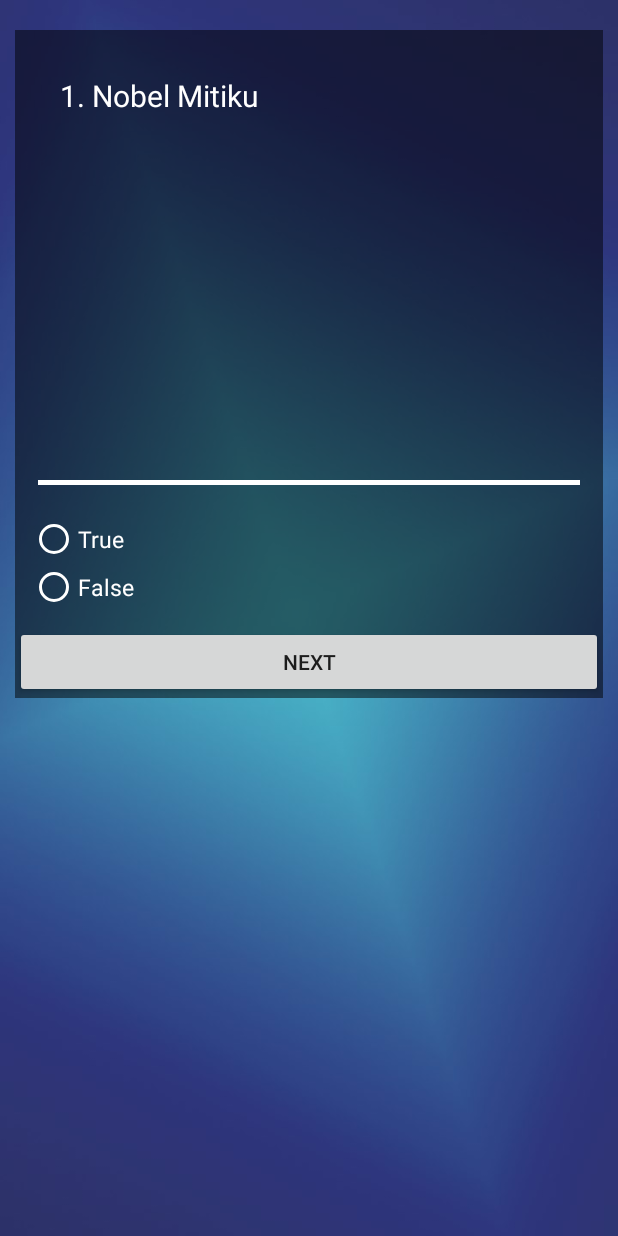
After one commit to MBTIS/mbtis, an Android app: the Test screen opened directly, with no data from a screen before it, on a phone screen of 412 x 824 dp. The commit adds this screen. Run offline under Robolectric (Android 15) with nearby library versions, the phone set to English and light mode, and no system bars.

Commit message:
Trying to add radio button functionality

```diff
--- a/app/src/main/AndroidManifest.xml
+++ b/app/src/main/AndroidManifest.xml
@@ -9,7 +9,8 @@
         android:roundIcon="@mipmap/icon"
         android:supportsRtl="true"
         android:theme="@style/AppTheme">
-        <activity android:name=".Home"></activity>
+        <activity android:name=".Test"></activity>
+        <activity android:name=".Home" />
         <activity android:name=".MainActivity">
             <intent-filter>
                 <action android:name="android.intent.action.MAIN" />
--- a/app/src/main/java/com/example/mobileproject/Home.java
+++ b/app/src/main/java/com/example/mobileproject/Home.java
@@ -2,6 +2,7 @@ package com.example.mobileproject;
 
 import androidx.appcompat.app.AppCompatActivity;
 
+import android.content.Intent;
 import android.os.Bundle;
 import android.view.View;
 
@@ -17,11 +18,14 @@ public class Home extends AppCompatActivity {
     }
 
     public void test(View view) {
+        startActivity(new Intent(Home.this, Test.class));
     }
+
 
     @Override
     protected void onCreate(Bundle savedInstanceState) {
         super.onCreate(savedInstanceState);
         setContentView(R.layout.activity_home);
     }
+
 }
--- a/app/src/main/java/com/example/mobileproject/MainActivity.java
+++ b/app/src/main/java/com/example/mobileproject/MainActivity.java
@@ -25,7 +25,7 @@ public class MainActivity extends AppCompatActivity {
                 startActivity(intent);
                 finish();
             }
-        }, 4000);
+        }, 1000);
 
     }
 
--- /dev/null
+++ b/app/src/main/java/com/example/mobileproject/Test.java
@@ -0,0 +1,72 @@
+package com.example.mobileproject;
+
+import androidx.appcompat.app.AppCompatActivity;
+
+import android.os.Bundle;
+import android.view.View;
+import android.widget.Button;
+import android.widget.RadioButton;
+import android.widget.TextView;
+import android.widget.Toast;
+
+public class Test extends AppCompatActivity {
+    String [] question={
+            "Nobel Mitiku",
+            "Yonatan Abera",
+            "Kaleabe Seifu"
+    };
+     String [][] choice={
+            {"True","False"},
+            {"Yes", "No"},
+             {"0", "1"}
+
+    };
+
+     int [] userAnswer;
+
+    public TextView questions;
+    public RadioButton answerA;
+    public RadioButton answerB;
+    public int questionNumber;
+
+
+    public void nextButton(View view){
+
+        answerA.setChecked(false);
+        answerB.setChecked(false);
+
+
+        if(questionNumber<question.length) {
+
+            questions.setText(Integer.toString(questionNumber+1)+". "+question[questionNumber]);
+            answerA.setText(choice[questionNumber][0]);
+            answerB.setText(choice[questionNumber][1]);
+            Toast.makeText(this, "Question Number "+Integer.toString(questionNumber+1), Toast.LENGTH_SHORT).show();
+        }else if(questionNumber>=question.length-1){
+            answerA.setText("Error");
+            answerB.setText("Error");
+        }
+
+        questionNumber++;
+
+    }
+
+
+
+    @Override
+    protected void onCreate(Bundle savedInstanceState) {
+        super.onCreate(savedInstanceState);
+        setContentView(R.layout.activity_test);
+
+        questions=(TextView) findViewById(R.id.questions);
+        answerA=(RadioButton) findViewById(R.id.answerA);
+        answerB=(RadioButton) findViewById(R.id.answerB);
+        questionNumber=0;
+        Toast.makeText(this, "Question number 1", Toast.LENGTH_SHORT).show();
+        questions.setText(Integer.toString(0+1)+". "+question[0]);
+        answerA.setText(choice[0][0]);
+        answerB.setText(choice[0][1]);
+        questionNumber++;
+
+    }
+}
--- /dev/null
+++ b/app/src/main/res/layout/activity_test.xml
@@ -0,0 +1,84 @@
+<?xml version="1.0" encoding="utf-8"?>
+<ScrollView xmlns:android="http://schemas.android.com/apk/res/android"
+    xmlns:app="http://schemas.android.com/apk/res-auto"
+    xmlns:tools="http://schemas.android.com/tools"
+    android:layout_width="match_parent"
+    android:layout_height="match_parent"
+    android:background="@drawable/background"
+    tools:context=".Test">
+
+    <LinearLayout
+        android:layout_width="match_parent"
+        android:layout_height="match_parent"
+        android:layout_marginHorizontal="10dp"
+        android:layout_marginTop="20dp"
+        android:layout_marginBottom="50dp"
+
+        android:background="#80000000"
+        android:orientation="vertical">
+
+        <TextView
+            android:id="@+id/questions"
+            android:layout_width="match_parent"
+            android:layout_height="wrap_content"
+            android:layout_weight="1"
+            android:height="300dp"
+            android:padding="30dp"
+            android:text="TextView"
+            android:textColor="#ffffff"
+            android:textSize="20sp" />
+
+        <View
+            android:layout_width="match_parent"
+            android:layout_height="3dp"
+            android:layout_marginHorizontal="15dp"
+            android:layout_marginBottom="10dp"
+            android:background="#ffffff"></View>
+
+        <LinearLayout
+            android:layout_width="match_parent"
+            android:layout_height="wrap_content"
+            android:layout_margin="10dp"
+            android:orientation="horizontal">
+
+            <RadioGroup
+                android:layout_width="match_parent"
+                android:layout_height="match_parent"
+                android:layout_weight="1" >
+
+                <RadioButton
+                    android:id="@+id/answerA"
+                    android:layout_width="match_parent"
+                    android:layout_height="wrap_content"
+                    android:layout_weight="1"
+                    android:text="RadioButton"
+                    android:textColor="#ffffff"
+                    android:textSize="15sp"
+                    android:buttonTint="#ffffff"/>
+
+                <RadioButton
+                    android:id="@+id/answerB"
+                    android:layout_width="match_parent"
+                    android:layout_height="wrap_content"
+                    android:layout_weight="1"
+                    android:text="RadioButton"
+                    android:textColor="#ffffff"
+                    android:textSize="15sp"
+                    android:buttonTint="#ffffff"/>
+            </RadioGroup>
+
+        </LinearLayout>
+
+        <Button
+            android:id="@+id/next"
+            android:layout_width="match_parent"
+            android:layout_height="wrap_content"
+            android:layout_weight="1"
+            android:gravity="center"
+            android:onClick="nextButton"
+            android:text="next" />
+
+
+    </LinearLayout>
+
+</ScrollView>
```
